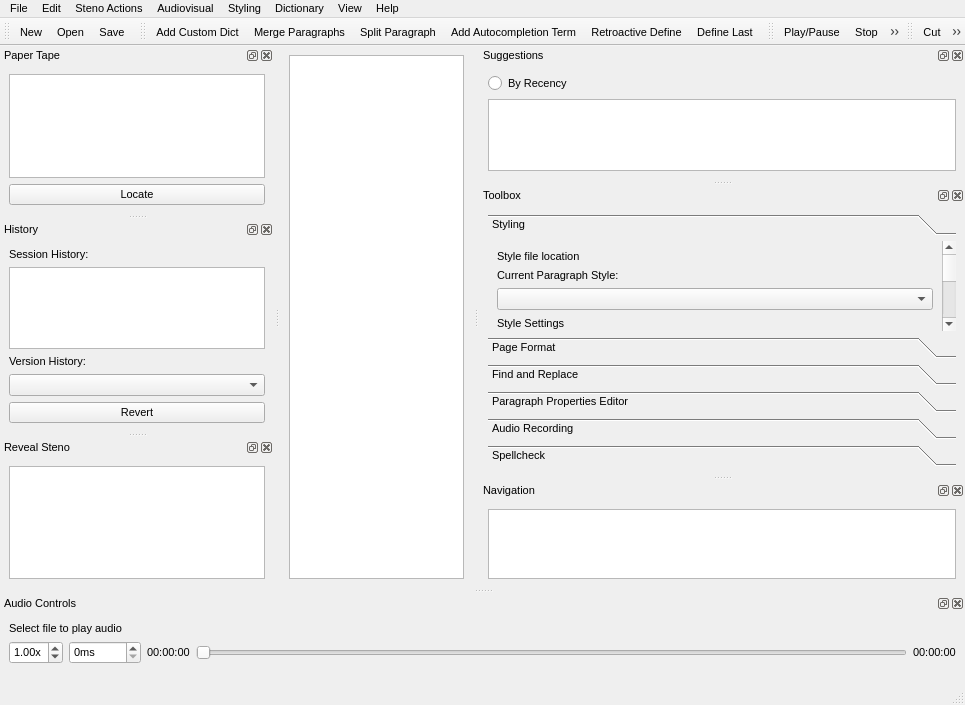
Before: the Qt Designer form plover_cat/plover_cat.ui in greenwyrt/plover2CAT, drawn with Qt 5.
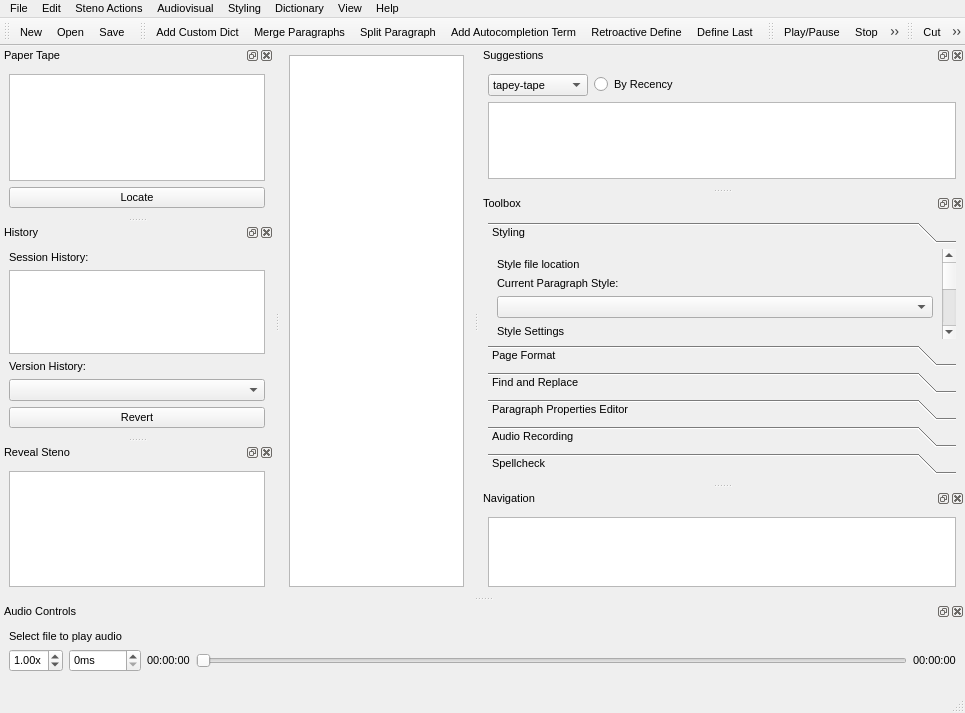
After: the same form once the commit is applied. Icons and pictures are not drawn. Custom widgets are drawn as their Qt base class.

Commit message: Dropdown to set suggestions source

```diff
--- a/plover_cat/plover_cat.ui
+++ b/plover_cat/plover_cat.ui
@@ -7,7 +7,7 @@
     <x>0</x>
     <y>0</y>
     <width>965</width>
-    <height>668</height>
+    <height>710</height>
    </rect>
   </property>
   <property name="sizePolicy">
@@ -396,8 +396,8 @@
   <widget class="QDockWidget" name="dockSuggest">
    <property name="minimumSize">
     <size>
-     <width>97</width>
-     <height>134</height>
+     <width>185</width>
+     <height>142</height>
     </size>
    </property>
    <property name="toolTip">
@@ -412,6 +412,40 @@
    <widget class="QWidget" name="dockWidgetContents_3">
     <layout class="QVBoxLayout" name="verticalLayout_2">
      <item>
+      <layout class="QHBoxLayout" name="horizontalLayout_18">
+       <item>
+        <widget class="QComboBox" name="suggest_source">
+         <property name="minimumSize">
+          <size>
+           <width>80</width>
+           <height>0</height>
+          </size>
+         </property>
+         <property name="maximumSize">
+          <size>
+           <width>100</width>
+           <height>16777215</height>
+          </size>
+         </property>
+         <property name="mouseTracking">
+          <bool>true</bool>
+         </property>
+         <property name="toolTip">
+          <string>Selects which program provides suggestions.</string>
+         </property>
+         <item>
+          <property name="text">
+           <string>tapey-tape</string>
+          </property>
+         </item>
+         <item>
+          <property name="text">
+           <string>clippy_2</string>
+          </property>
+         </item>
+        </widget>
+       </item>
+       <item>
       <widget class="QRadioButton" name="suggest_sort">
        <property name="focusPolicy">
         <enum>Qt::NoFocus</enum>
@@ -424,6 +458,8 @@
        </property>
       </widget>
      </item>
+      </layout>
+     </item>
      <item>
       <widget class="QTableWidget" name="suggestTable">
        <property name="sizePolicy">
@@ -464,7 +500,7 @@
   <widget class="QDockWidget" name="dockAudio">
    <property name="minimumSize">
     <size>
-     <width>256</width>
+     <width>264</width>
      <height>89</height>
     </size>
    </property>
@@ -649,8 +685,8 @@
         <property name="geometry">
          <rect>
           <x>0</x>
-          <y>-403</y>
-          <width>363</width>
+          <y>0</y>
+          <width>367</width>
           <height>472</height>
          </rect>
         </property>
@@ -3207,6 +3243,11 @@
    <extends>QPlainTextEdit</extends>
    <header>plover_cat.TextEditor</header>
   </customwidget>
+  <customwidget>
+   <class>QUndoView</class>
+   <extends>QWidget</extends>
+   <header>qundoview.h</header>
+  </customwidget>
  </customwidgets>
  <resources>
   <include location="resources/resources.qrc"/>
```
Left out of the diff: 6 changed lines with no effect on the pictures. Lines whose indentation alone changed are shown as unchanged. The commit also changes 1 other file.
